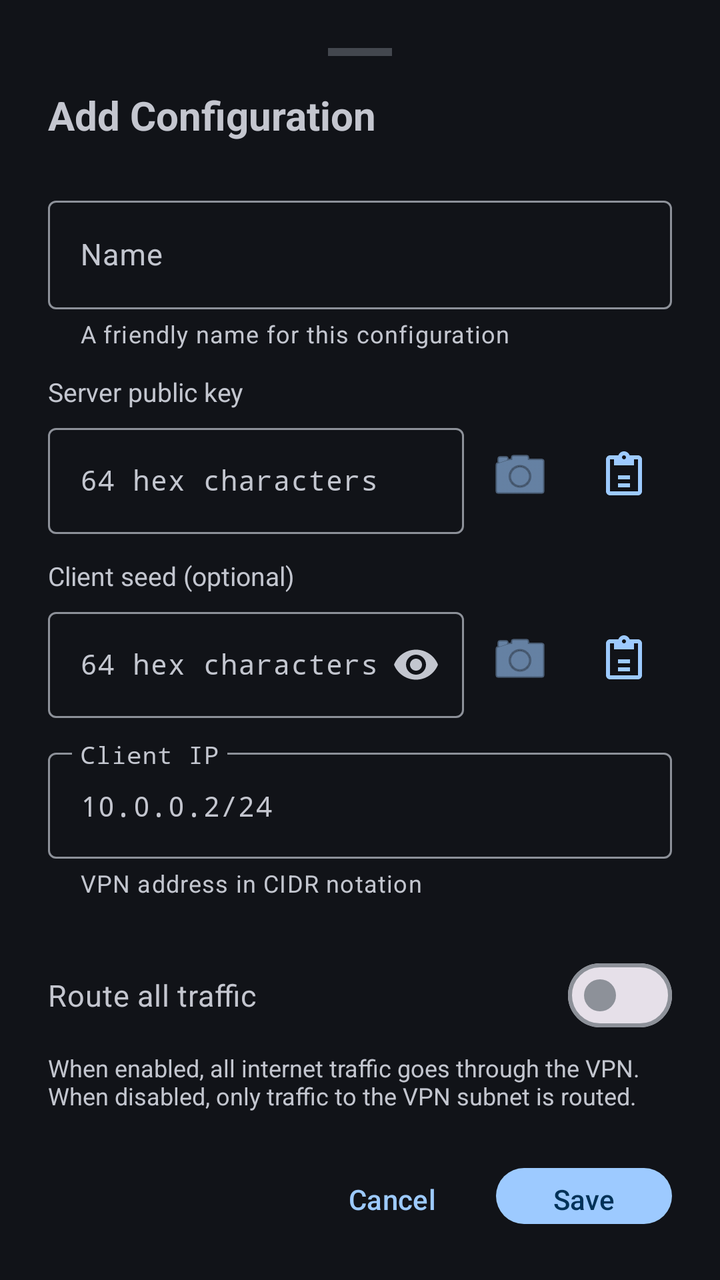
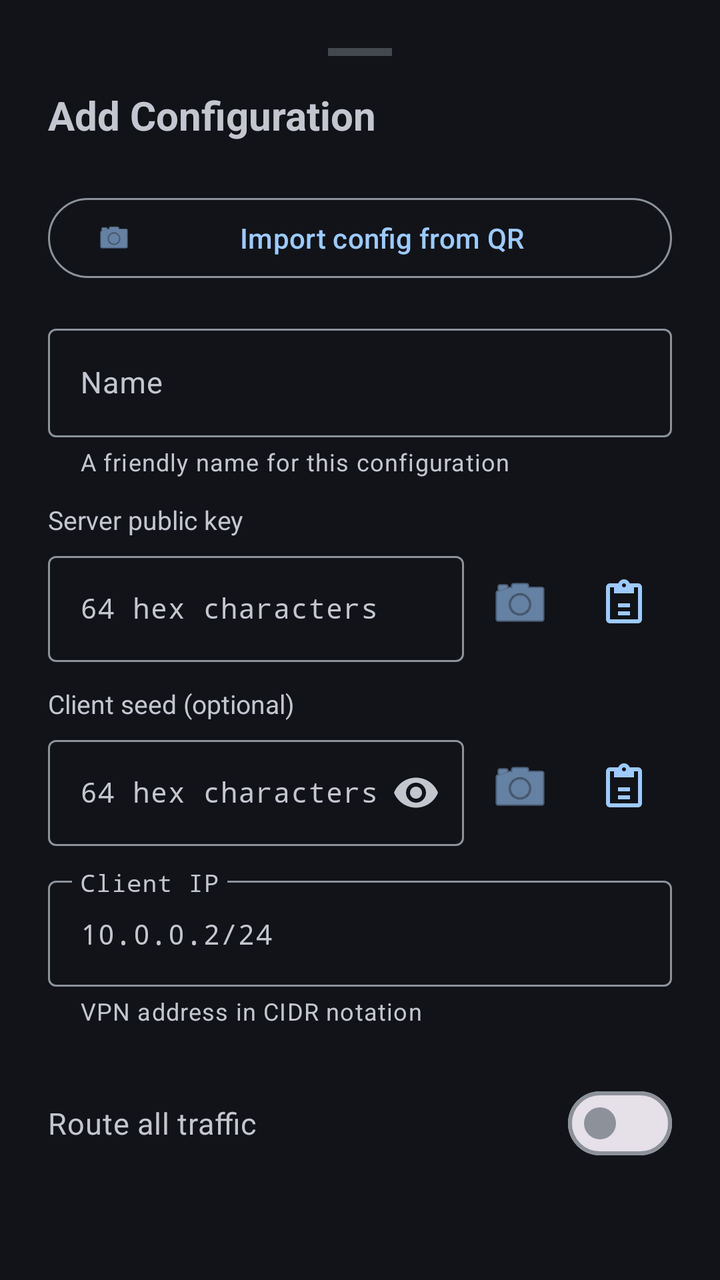

Before-and-after screenshots of an Android layout around one commit, followed by the original layout XML and the change that was made.
<!-- AndroidManifest.xml: application theme Theme.Nospoon -->
<!-- res/layout/dialog_config_editor.xml -->
<?xml version="1.0" encoding="utf-8"?>
<LinearLayout
    xmlns:android="http://schemas.android.com/apk/res/android"
    xmlns:app="http://schemas.android.com/apk/res-auto"
    android:layout_width="match_parent"
    android:layout_height="wrap_content"
    android:orientation="vertical"
    android:padding="24dp"
    android:background="@color/md_theme_dark_surface">

    
    <View
        android:layout_width="32dp"
        android:layout_height="4dp"
        android:layout_gravity="center_horizontal"
        android:layout_marginBottom="16dp"
        android:background="@color/md_theme_dark_surfaceVariant" />

    
    <TextView
        android:id="@+id/editorTitle"
        android:layout_width="wrap_content"
        android:layout_height="wrap_content"
        android:text="Add Configuration"
        android:textColor="@color/md_theme_dark_onSurface"
        android:textSize="20sp"
        android:textStyle="bold"
        android:layout_marginBottom="24dp" />

    
    <com.google.android.material.textfield.TextInputLayout
        android:layout_width="match_parent"
        android:layout_height="wrap_content"
        android:hint="Name"
        app:helperText="A friendly name for this configuration"
        app:helperTextEnabled="true"
        style="@style/Widget.Material3.TextInputLayout.OutlinedBox"
        android:layout_marginBottom="12dp">

        <com.google.android.material.textfield.TextInputEditText
            android:id="@+id/inputName"
            android:layout_width="match_parent"
            android:layout_height="wrap_content"
            android:inputType="text"
            android:textSize="15sp" />
    </com.google.android.material.textfield.TextInputLayout>

    
    <TextView
        android:layout_width="wrap_content"
        android:layout_height="wrap_content"
        android:text="Server public key"
        android:textColor="@color/md_theme_dark_onSurfaceVariant"
        android:textSize="13sp"
        android:layout_marginBottom="4dp" />

    <LinearLayout
        android:layout_width="match_parent"
        android:layout_height="wrap_content"
        android:orientation="horizontal"
        android:gravity="center_vertical"
        android:layout_marginBottom="12dp">

        <com.google.android.material.textfield.TextInputLayout
            android:layout_width="0dp"
            android:layout_height="wrap_content"
            android:layout_weight="1"
            android:hint="64 hex characters"
            style="@style/Widget.Material3.TextInputLayout.OutlinedBox">

            <com.google.android.material.textfield.TextInputEditText
                android:id="@+id/inputServerKey"
                android:layout_width="match_parent"
                android:layout_height="wrap_content"
                android:inputType="textNoSuggestions"
                android:fontFamily="monospace"
                android:textSize="14sp"
                android:maxLines="1" />
        </com.google.android.material.textfield.TextInputLayout>

        <ImageButton
            android:id="@+id/btnScanKey"
            android:layout_width="48dp"
            android:layout_height="48dp"
            android:layout_marginStart="4dp"
            android:background="?attr/selectableItemBackgroundBorderless"
            android:src="@android:drawable/ic_menu_camera"
            android:contentDescription="Scan server key"
            app:tint="@color/md_theme_dark_primary" />

        <ImageButton
            android:id="@+id/btnPasteKey"
            android:layout_width="48dp"
            android:layout_height="48dp"
            android:layout_marginStart="4dp"
            android:background="?attr/selectableItemBackgroundBorderless"
            android:src="@drawable/ic_paste"
            android:contentDescription="Paste"
            app:tint="@color/md_theme_dark_primary" />
    </LinearLayout>

    
    <TextView
        android:layout_width="wrap_content"
        android:layout_height="wrap_content"
        android:text="Client seed (optional)"
        android:textColor="@color/md_theme_dark_onSurfaceVariant"
        android:textSize="13sp"
        android:layout_marginBottom="4dp" />

    <LinearLayout
        android:layout_width="match_parent"
        android:layout_height="wrap_content"
        android:orientation="horizontal"
        android:gravity="center_vertical"
        android:layout_marginBottom="12dp">

        <com.google.android.material.textfield.TextInputLayout
            android:layout_width="0dp"
            android:layout_height="wrap_content"
            android:layout_weight="1"
            android:hint="64 hex characters"
            app:endIconMode="password_toggle"
            style="@style/Widget.Material3.TextInputLayout.OutlinedBox">

            <com.google.android.material.textfield.TextInputEditText
                android:id="@+id/inputSeed"
                android:layout_width="match_parent"
                android:layout_height="wrap_content"
                android:inputType="textPassword"
                android:fontFamily="monospace"
                android:textSize="14sp"
                android:maxLines="1" />
        </com.google.android.material.textfield.TextInputLayout>

        <ImageButton
            android:id="@+id/btnScanSeed"
            android:layout_width="48dp"
            android:layout_height="48dp"
            android:layout_marginStart="4dp"
            android:background="?attr/selectableItemBackgroundBorderless"
            android:src="@android:drawable/ic_menu_camera"
            android:contentDescription="Scan client seed"
            app:tint="@color/md_theme_dark_primary" />

        <ImageButton
            android:id="@+id/btnPasteSeed"
            android:layout_width="48dp"
            android:layout_height="48dp"
            android:layout_marginStart="4dp"
            android:background="?attr/selectableItemBackgroundBorderless"
            android:src="@drawable/ic_paste"
            android:contentDescription="Paste"
            app:tint="@color/md_theme_dark_primary" />
    </LinearLayout>

    
    <com.google.android.material.textfield.TextInputLayout
        android:layout_width="match_parent"
        android:layout_height="wrap_content"
        android:hint="Client IP"
        app:helperText="VPN address in CIDR notation"
        app:helperTextEnabled="true"
        style="@style/Widget.Material3.TextInputLayout.OutlinedBox"
        android:layout_marginBottom="24dp">

        <com.google.android.material.textfield.TextInputEditText
            android:id="@+id/inputIp"
            android:layout_width="match_parent"
            android:layout_height="wrap_content"
            android:inputType="textNoSuggestions"
            android:fontFamily="monospace"
            android:text="10.0.0.2/24"
            android:textSize="14sp"
            android:maxLines="1" />
    </com.google.android.material.textfield.TextInputLayout>

    
    <com.google.android.material.materialswitch.MaterialSwitch
        android:id="@+id/switchFullTunnel"
        android:layout_width="match_parent"
        android:layout_height="wrap_content"
        android:text="Route all traffic"
        android:textColor="@color/md_theme_dark_onSurface"
        android:textSize="15sp"
        android:checked="false"
        android:layout_marginBottom="4dp" />

    <TextView
        android:layout_width="match_parent"
        android:layout_height="wrap_content"
        android:text="When enabled, all internet traffic goes through the VPN. When disabled, only traffic to the VPN subnet is routed."
        android:textColor="@color/md_theme_dark_onSurfaceVariant"
        android:textSize="12sp"
        android:layout_marginBottom="24dp" />

    
    <LinearLayout
        android:layout_width="match_parent"
        android:layout_height="wrap_content"
        android:orientation="horizontal"
        android:gravity="end">

        <com.google.android.material.button.MaterialButton
            android:id="@+id/btnDelete"
            android:layout_width="wrap_content"
            android:layout_height="wrap_content"
            android:text="Delete"
            android:textColor="@color/status_error"
            style="@style/Widget.Material3.Button.TextButton"
            android:layout_marginEnd="8dp"
            android:visibility="gone" />

        <View
            android:layout_width="0dp"
            android:layout_height="0dp"
            android:layout_weight="1" />

        <com.google.android.material.button.MaterialButton
            android:id="@+id/btnCancel"
            android:layout_width="wrap_content"
            android:layout_height="wrap_content"
            android:text="Cancel"
            style="@style/Widget.Material3.Button.TextButton"
            android:layout_marginEnd="8dp" />

        <com.google.android.material.button.MaterialButton
            android:id="@+id/btnSave"
            android:layout_width="wrap_content"
            android:layout_height="wrap_content"
            android:text="Save"
            style="@style/Widget.Material3.Button" />
    </LinearLayout>

</LinearLayout>
<!-- resources referenced by this layout -->
<resources>
  <color name="md_theme_dark_onSurface">#C4C6CF</color>
  <color name="md_theme_dark_onSurfaceVariant">#C3C6CF</color>
  <color name="md_theme_dark_primary">#9DCAFF</color>
  <color name="md_theme_dark_surface">#111318</color>
  <color name="md_theme_dark_surfaceVariant">#43474E</color>
  <color name="status_error">#F44336</color>
  <!-- drawable ic_paste (drawable) -->
  <?xml version="1.0" encoding="utf-8"?>
  <vector xmlns:android="http://schemas.android.com/apk/res/android"
      android:width="24dp"
      android:height="24dp"
      android:viewportWidth="24"
      android:viewportHeight="24"
      android:tint="?attr/colorControlNormal">
      
      <path
          android:fillColor="#FFFFFF"
          android:pathData="M19,2h-4.18C14.4,0.84 13.3,0 12,0c-1.3,0 -2.4,0.84 -2.82,2H5C3.9,2 3,2.9 3,4v16c0,1.1 0.9,2 2,2h14c1.1,0 2,-0.9 2,-2V4C21,2.9 20.1,2 19,2zM12,2c0.55,0 1,0.45 1,1s-0.45,1 -1,1s-1,-0.45 -1,-1S11.45,2 12,2zM19,20H5V4h2v3h10V4h2V20z"/>
      <path
          android:fillColor="#FFFFFF"
          android:pathData="M9,12h6v2h-6z"/>
      <path
          android:fillColor="#FFFFFF"
          android:pathData="M9,16h6v2h-6z"/>
  </vector>
  <style name="Theme.Nospoon" parent="Theme.Material3.DayNight.NoActionBar">
          <item name="colorPrimary">@color/md_theme_dark_primary</item>
          <item name="colorOnPrimary">@color/md_theme_dark_onPrimary</item>
          <item name="colorPrimaryContainer">@color/md_theme_dark_primaryContainer</item>
          <item name="colorOnPrimaryContainer">@color/md_theme_dark_onPrimaryContainer</item>
          <item name="colorSecondary">@color/md_theme_dark_secondary</item>
          <item name="colorOnSecondary">@color/md_theme_dark_onSecondary</item>
          <item name="colorSecondaryContainer">@color/md_theme_dark_secondaryContainer</item>
          <item name="colorOnSecondaryContainer">@color/md_theme_dark_onSecondaryContainer</item>
          <item name="colorSurface">@color/md_theme_dark_surface</item>
          <item name="colorOnSurface">@color/md_theme_dark_onSurface</item>
          <item name="colorSurfaceVariant">@color/md_theme_dark_surfaceVariant</item>
          <item name="colorOnSurfaceVariant">@color/md_theme_dark_onSurfaceVariant</item>
          <item name="colorOutline">@color/md_theme_dark_outline</item>
      </style>
  <color name="md_theme_dark_onPrimary">#003258</color>
  <color name="md_theme_dark_primaryContainer">#00497D</color>
  <color name="md_theme_dark_onPrimaryContainer">#D1E4FF</color>
  <color name="md_theme_dark_secondary">#BDC7DC</color>
  <color name="md_theme_dark_onSecondary">#283141</color>
  <color name="md_theme_dark_secondaryContainer">#3E4758</color>
  <color name="md_theme_dark_onSecondaryContainer">#DAE2F9</color>
  <color name="md_theme_dark_outline">#8D9199</color>
</resources>

<!-- the commit's change to res/layout/dialog_config_editor.xml (unified diff, before → after) -->
@@ -28,6 +28,16 @@
         android:layout_marginBottom="24dp" />
 
     
+    <com.google.android.material.button.MaterialButton
+        android:id="@+id/btnScanConfig"
+        android:layout_width="match_parent"
+        android:layout_height="wrap_content"
+        android:text="Import config from QR"
+        app:icon="@android:drawable/ic_menu_camera"
+        style="@style/Widget.Material3.Button.OutlinedButton"
+        android:layout_marginBottom="16dp" />
+
+    
     <com.google.android.material.textfield.TextInputLayout
         android:layout_width="match_parent"
         android:layout_height="wrap_content"
